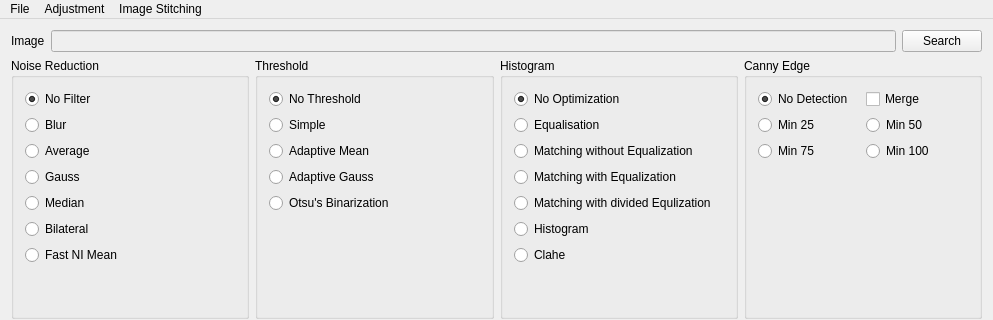
Old version of the form mainwindow.ui in the repository jasonjin34/hiwi-imageprocessing; both pictures show x 0 to 993 and y 0 to 320 of the 993 by 794 pixel window.
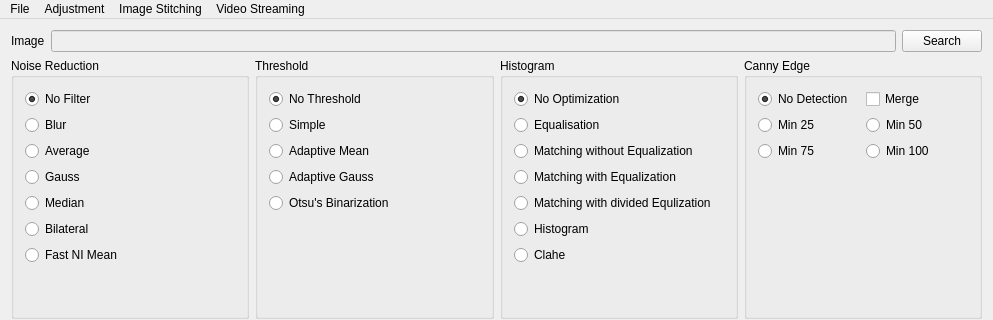
New version of the form.

```diff
--- a/mainwindow.ui
+++ b/mainwindow.ui
@@ -405,9 +405,16 @@
     <addaction name="actionLanuch"/>
     <addaction name="actionStitching_Contour"/>
    </widget>
+   <widget class="QMenu" name="menuVideo_Streaming">
+    <property name="title">
+     <string>Video Streaming</string>
+    </property>
+    <addaction name="videoStreaming"/>
+   </widget>
    <addaction name="menuFile"/>
    <addaction name="menuCurve"/>
    <addaction name="menuImage_Stitching"/>
+   <addaction name="menuVideo_Streaming"/>
   </widget>
   <action name="actionSearch">
    <property name="text">
```
Left out of the diff: 5 changed lines with no effect on the pictures.
